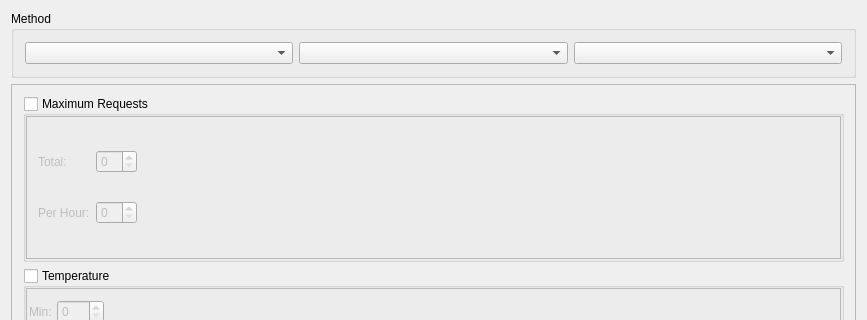
Qt form IdsEditor/RuleEditor.ui (pnnl/ms-speak) before a commit; both pictures show x 0 to 867 and y 0 to 320 of the 867 by 828 pixel window.
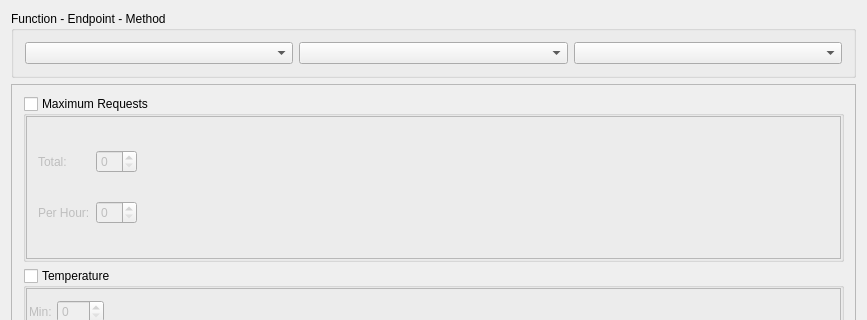
The same form after that commit. Icons and pictures are not drawn.

```diff
--- a/IdsEditor/RuleEditor.ui
+++ b/IdsEditor/RuleEditor.ui
@@ -21,7 +21,7 @@
    <item row="0" column="0">
     <widget class="QGroupBox" name="groupBox">
      <property name="title">
-      <string>Method</string>
+      <string>Function - Endpoint - Method      </string>
      </property>
      <layout class="QHBoxLayout" name="horizontalLayout">
       <item>
```
